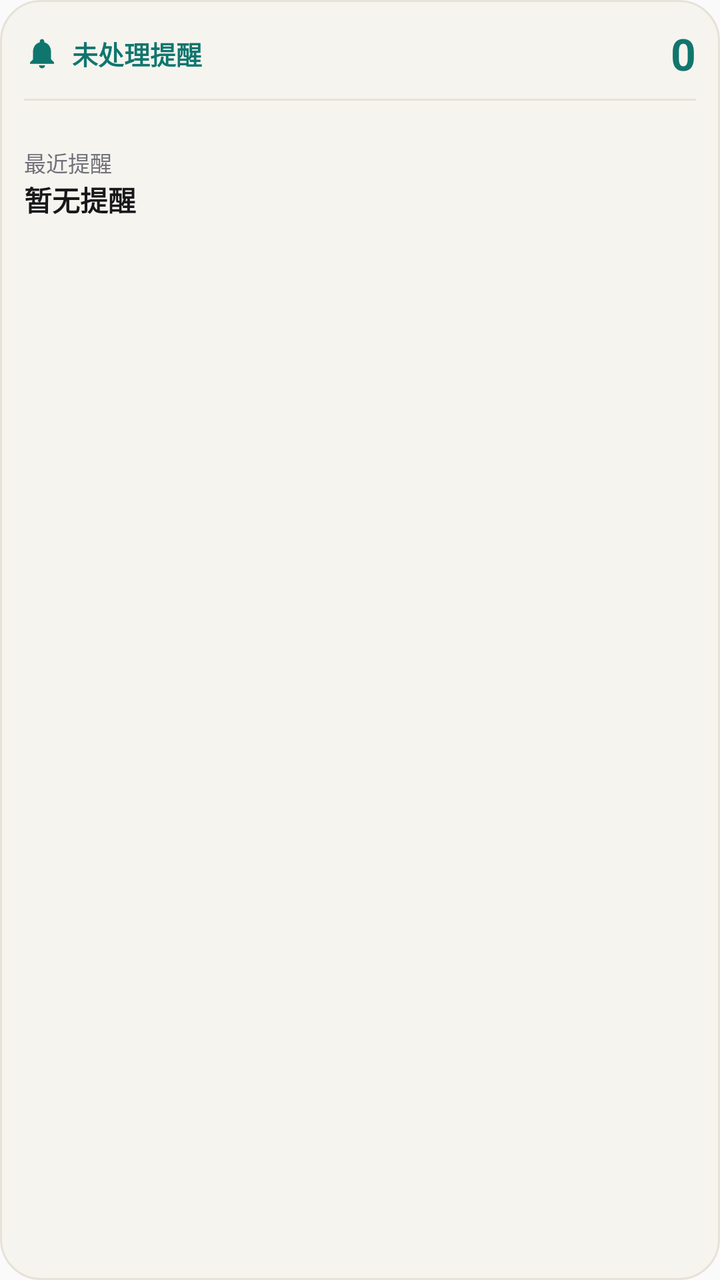
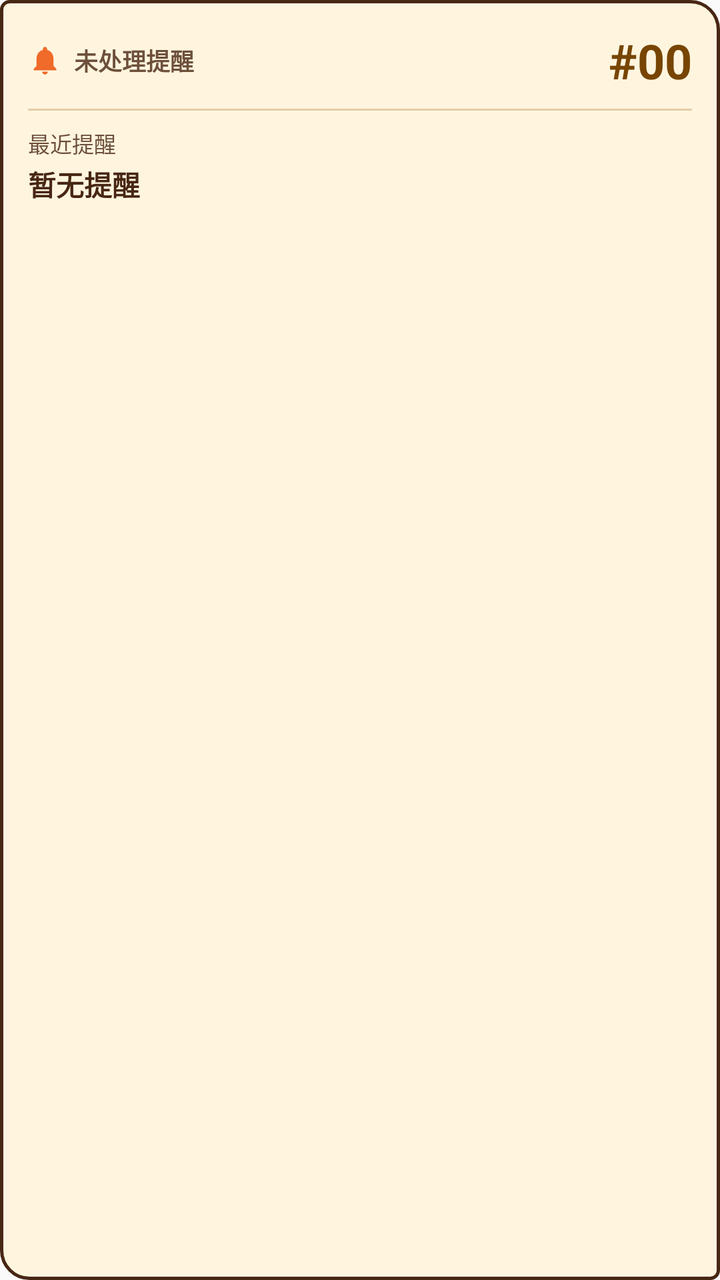

Compare the two renders of this Android layout. The source of the first and the diff that turns it into the second are given below.
<!-- AndroidManifest.xml: application theme Theme.ReminderApp -->
<!-- res/layout/widget_reminder.xml -->
<?xml version="1.0" encoding="utf-8"?>
<LinearLayout xmlns:android="http://schemas.android.com/apk/res/android"
    android:id="@+id/widget_root"
    android:layout_width="match_parent"
    android:layout_height="match_parent"
    android:orientation="vertical"
    android:background="@drawable/widget_bg"
    android:padding="12dp">

    <LinearLayout
        android:layout_width="match_parent"
        android:layout_height="wrap_content"
        android:orientation="horizontal"
        android:gravity="center_vertical">

        <ImageView
            android:id="@+id/widget_icon"
            android:layout_width="18dp"
            android:layout_height="18dp"
            android:src="@drawable/ic_widget_bell"
            android:contentDescription="@null" />

        <TextView
            android:id="@+id/widget_unhandled_title"
            android:layout_width="0dp"
            android:layout_height="wrap_content"
            android:layout_weight="1"
            android:layout_marginStart="6dp"
            android:text="@string/widget_unhandled_title"
            android:textColor="@color/widget_primary"
            android:textSize="13sp"
            android:textStyle="bold" />

        <TextView
            android:id="@+id/widget_unhandled_count"
            android:layout_width="wrap_content"
            android:layout_height="wrap_content"
            android:text="0"
            android:textColor="@color/widget_primary"
            android:textSize="22sp"
            android:textStyle="bold" />
    </LinearLayout>

    
    <ImageView
        android:layout_width="match_parent"
        android:layout_height="1dp"
        android:layout_marginTop="8dp"
        android:layout_marginBottom="8dp"
        android:background="@color/widget_divider"
        android:contentDescription="@null" />

    
    <TextView
        android:id="@+id/widget_lunar"
        android:layout_width="wrap_content"
        android:layout_height="wrap_content"
        android:text=""
        android:textColor="@color/widget_lunar_text"
        android:textSize="11sp" />

    <TextView
        android:id="@+id/widget_next_label"
        android:layout_width="wrap_content"
        android:layout_height="wrap_content"
        android:text="@string/widget_next_label"
        android:textColor="@color/widget_text_secondary"
        android:textSize="11sp" />

    <TextView
        android:id="@+id/widget_next_title"
        android:layout_width="match_parent"
        android:layout_height="wrap_content"
        android:maxLines="1"
        android:ellipsize="end"
        android:text="@string/no_reminders"
        android:textColor="@color/widget_text_primary"
        android:textSize="14sp"
        android:textStyle="bold" />

    <LinearLayout
        android:layout_width="match_parent"
        android:layout_height="wrap_content"
        android:orientation="horizontal"
        android:gravity="center_vertical">

        <TextView
            android:id="@+id/widget_next_time"
            android:layout_width="0dp"
            android:layout_height="wrap_content"
            android:layout_weight="1"
            android:text=""
            android:textColor="@color/widget_text_secondary"
            android:textSize="11sp" />

        
        <TextView
            android:id="@+id/widget_complete_btn"
            android:layout_width="wrap_content"
            android:layout_height="wrap_content"
            android:paddingHorizontal="10dp"
            android:paddingVertical="4dp"
            android:text="@string/confirm_done"
            android:textColor="@color/widget_on_primary"
            android:textSize="11sp"
            android:textStyle="bold"
            android:background="@drawable/widget_complete_bg"
            android:visibility="gone" />

        
        <TextView
            android:id="@+id/widget_snooze_btn"
            android:layout_width="wrap_content"
            android:layout_height="wrap_content"
            android:layout_marginStart="6dp"
            android:paddingHorizontal="10dp"
            android:paddingVertical="4dp"
            android:text="@string/snooze"
            android:textColor="@color/widget_snooze_text"
            android:textSize="11sp"
            android:textStyle="bold"
            android:background="@drawable/widget_snooze_bg"
            android:visibility="gone" />
    </LinearLayout>

</LinearLayout>
<!-- resources referenced by this layout -->
<resources>
  <color name="widget_divider">#FFE7E2D8</color>
  <color name="widget_lunar_text">#FF0F766E</color>
  <color name="widget_on_primary">#FFFFFFFF</color>
  <color name="widget_primary">#FF0F766E</color>
  <color name="widget_snooze_text">#FF18181B</color>
  <color name="widget_text_primary">#FF18181B</color>
  <color name="widget_text_secondary">#FF71717A</color>
  <!-- drawable ic_widget_bell (drawable) -->
  <?xml version="1.0" encoding="utf-8"?>
  <vector xmlns:android="http://schemas.android.com/apk/res/android"
      android:width="24dp"
      android:height="24dp"
      android:viewportWidth="24"
      android:viewportHeight="24">
      <path
          android:fillColor="@color/widget_primary"
          android:pathData="M12,22c1.1,0 2,-0.9 2,-2h-4c0,1.1 0.9,2 2,2zM18,16v-5c0,-3.07 -1.63,-5.64 -4.5,-6.32V4c0,-0.83 -0.67,-1.5 -1.5,-1.5s-1.5,0.67 -1.5,1.5v0.68C7.64,5.36 6,7.92 6,11v5l-2,2v1h16v-1l-2,-2z" />
  </vector>
  <!-- drawable widget_bg (drawable) -->
  <?xml version="1.0" encoding="utf-8"?>
  <shape xmlns:android="http://schemas.android.com/apk/res/android"
      android:shape="rectangle">
      <solid android:color="@color/widget_bg" />
      <corners android:radius="20dp" />
      <stroke
          android:width="1dp"
          android:color="@color/widget_stroke" />
  </shape>
  <!-- drawable widget_complete_bg (drawable) -->
  <?xml version="1.0" encoding="utf-8"?>
  <shape xmlns:android="http://schemas.android.com/apk/res/android"
      android:shape="rectangle">
      <solid android:color="@color/widget_primary" />
      <corners android:radius="999dp" />
  </shape>
  <!-- drawable widget_snooze_bg (drawable) -->
  <?xml version="1.0" encoding="utf-8"?>
  <shape xmlns:android="http://schemas.android.com/apk/res/android"
      android:shape="rectangle">
      <solid android:color="@color/widget_snooze_bg" />
      <corners android:radius="999dp" />
  </shape>
  <string name="confirm_done">确认</string>
  <string name="no_reminders">暂无提醒</string>
  <string name="snooze">稍后</string>
  <string name="widget_next_label">最近提醒</string>
  <string name="widget_unhandled_title">未处理提醒</string>
  <style name="Theme.ReminderApp" parent="android:Theme.Material.Light.NoActionBar">
          <item name="android:statusBarColor">@color/app_background</item>
          <item name="android:navigationBarColor">@color/app_background</item>
          <item name="android:windowLightStatusBar">true</item>
      </style>
  <color name="widget_bg">#FFF6F4EF</color>
  <color name="widget_stroke">#FFE7E2D8</color>
  <color name="widget_snooze_bg">#FFE7E2D8</color>
  <color name="app_background">#FFF6F4EF</color>
</resources>

<!-- the commit's change to res/layout/widget_reminder.xml (unified diff, before → after) -->
@@ -5,7 +5,7 @@
     android:layout_height="match_parent"
     android:orientation="vertical"
     android:background="@drawable/widget_bg"
-    android:padding="12dp">
+    android:padding="14dp">
 
     <LinearLayout
         android:layout_width="match_parent"
@@ -15,8 +15,8 @@
 
         <ImageView
             android:id="@+id/widget_icon"
-            android:layout_width="18dp"
-            android:layout_height="18dp"
+            android:layout_width="17dp"
+            android:layout_height="17dp"
             android:src="@drawable/ic_widget_bell"
             android:contentDescription="@null" />
 
@@ -27,17 +27,17 @@
             android:layout_weight="1"
             android:layout_marginStart="6dp"
             android:text="@string/widget_unhandled_title"
-            android:textColor="@color/widget_primary"
-            android:textSize="13sp"
+            android:textColor="@color/widget_text_secondary"
+            android:textSize="12sp"
             android:textStyle="bold" />
 
         <TextView
             android:id="@+id/widget_unhandled_count"
             android:layout_width="wrap_content"
             android:layout_height="wrap_content"
-            android:text="0"
-            android:textColor="@color/widget_primary"
-            android:textSize="22sp"
+            android:text="#00"
+            android:textColor="@color/widget_hero_count"
+            android:textSize="24sp"
             android:textStyle="bold" />
     </LinearLayout>
 
@@ -50,27 +50,35 @@
         android:background="@color/widget_divider"
         android:contentDescription="@null" />
 
-    
-    <TextView
-        android:id="@+id/widget_lunar"
-        android:layout_width="wrap_content"
+    <LinearLayout
+        android:layout_width="match_parent"
         android:layout_height="wrap_content"
-        android:text=""
-        android:textColor="@color/widget_lunar_text"
-        android:textSize="11sp" />
+        android:orientation="horizontal"
+        android:gravity="center_vertical">
 
-    <TextView
-        android:id="@+id/widget_next_label"
-        android:layout_width="wrap_content"
-        android:layout_height="wrap_content"
-        android:text="@string/widget_next_label"
-        android:textColor="@color/widget_text_secondary"
-        android:textSize="11sp" />
+        <TextView
+            android:id="@+id/widget_next_label"
+            android:layout_width="0dp"
+            android:layout_height="wrap_content"
+            android:layout_weight="1"
+            android:text="@string/widget_next_label"
+            android:textColor="@color/widget_text_secondary"
+            android:textSize="11sp" />
+
+        <TextView
+            android:id="@+id/widget_lunar"
+            android:layout_width="wrap_content"
+            android:layout_height="wrap_content"
+            android:text=""
+            android:textColor="@color/widget_lunar_text"
+            android:textSize="11sp" />
+    </LinearLayout>
 
     <TextView
         android:id="@+id/widget_next_title"
         android:layout_width="match_parent"
         android:layout_height="wrap_content"
+        android:layout_marginTop="2dp"
         android:maxLines="1"
         android:ellipsize="end"
         android:text="@string/no_reminders"
@@ -81,6 +89,7 @@
     <LinearLayout
         android:layout_width="match_parent"
         android:layout_height="wrap_content"
+        android:layout_marginTop="4dp"
         android:orientation="horizontal"
         android:gravity="center_vertical">
 
@@ -93,12 +102,25 @@
             android:textColor="@color/widget_text_secondary"
             android:textSize="11sp" />
 
-        
+        <TextView
+            android:id="@+id/widget_snooze_btn"
+            android:layout_width="wrap_content"
+            android:layout_height="wrap_content"
+            android:paddingHorizontal="9dp"
+            android:paddingVertical="4dp"
+            android:text="@string/snooze"
+            android:textColor="@color/widget_snooze_text"
+            android:textSize="11sp"
+            android:textStyle="bold"
+            android:background="@drawable/widget_snooze_bg"
+            android:visibility="gone" />
+
         <TextView
             android:id="@+id/widget_complete_btn"
             android:layout_width="wrap_content"
             android:layout_height="wrap_content"
-            android:paddingHorizontal="10dp"
+            android:layout_marginStart="6dp"
+            android:paddingHorizontal="11dp"
             android:paddingVertical="4dp"
             android:text="@string/confirm_done"
             android:textColor="@color/widget_on_primary"
@@ -106,21 +128,6 @@
             android:textStyle="bold"
             android:background="@drawable/widget_complete_bg"
             android:visibility="gone" />
-
-        
-        <TextView
-            android:id="@+id/widget_snooze_btn"
-            android:layout_width="wrap_content"
-            android:layout_height="wrap_content"
-            android:layout_marginStart="6dp"
-            android:paddingHorizontal="10dp"
-            android:paddingVertical="4dp"
-            android:text="@string/snooze"
-            android:textColor="@color/widget_snooze_text"
-            android:textSize="11sp"
-            android:textStyle="bold"
-            android:background="@drawable/widget_snooze_bg"
-            android:visibility="gone" />
     </LinearLayout>
 
 </LinearLayout>
<!-- resource entries referenced after the edit -->
@@ -1,12 +1,13 @@
 <!-- resources referenced by this layout -->
 <resources>
-  <color name="widget_divider">#FFE7E2D8</color>
-  <color name="widget_lunar_text">#FF0F766E</color>
-  <color name="widget_on_primary">#FFFFFFFF</color>
-  <color name="widget_primary">#FF0F766E</color>
-  <color name="widget_snooze_text">#FF18181B</color>
-  <color name="widget_text_primary">#FF18181B</color>
-  <color name="widget_text_secondary">#FF71717A</color>
+  <color name="widget_divider">#FFE5CCA9</color>
+  <color name="widget_hero_count">#FF774501</color>
+  <color name="widget_lunar_text">#FF6D503B</color>
+  <color name="widget_on_primary">#FF27140B</color>
+  <color name="widget_primary">#FFF06A29</color>
+  <color name="widget_snooze_text">#FF472714</color>
+  <color name="widget_text_primary">#FF472714</color>
+  <color name="widget_text_secondary">#FF6D503B</color>
   <!-- drawable ic_widget_bell (drawable) -->
   <?xml version="1.0" encoding="utf-8"?>
   <vector xmlns:android="http://schemas.android.com/apk/res/android"
@@ -23,9 +24,13 @@
   <shape xmlns:android="http://schemas.android.com/apk/res/android"
       android:shape="rectangle">
       <solid android:color="@color/widget_bg" />
-      <corners android:radius="20dp" />
+      <corners
+          android:topLeftRadius="4dp"
+          android:topRightRadius="14dp"
+          android:bottomRightRadius="4dp"
+          android:bottomLeftRadius="14dp" />
       <stroke
-          android:width="1dp"
+          android:width="1.5dp"
           android:color="@color/widget_stroke" />
   </shape>
   <!-- drawable widget_complete_bg (drawable) -->
@@ -33,14 +38,24 @@
   <shape xmlns:android="http://schemas.android.com/apk/res/android"
       android:shape="rectangle">
       <solid android:color="@color/widget_primary" />
-      <corners android:radius="999dp" />
+      <corners
+          android:topLeftRadius="3dp"
+          android:topRightRadius="8dp"
+          android:bottomRightRadius="3dp"
+          android:bottomLeftRadius="8dp" />
+      <stroke
+          android:width="1.2dp"
+          android:color="@color/widget_stroke" />
   </shape>
   <!-- drawable widget_snooze_bg (drawable) -->
   <?xml version="1.0" encoding="utf-8"?>
   <shape xmlns:android="http://schemas.android.com/apk/res/android"
       android:shape="rectangle">
       <solid android:color="@color/widget_snooze_bg" />
-      <corners android:radius="999dp" />
+      <corners android:radius="6dp" />
+      <stroke
+          android:width="1dp"
+          android:color="@color/widget_divider" />
   </shape>
   <string name="confirm_done">确认</string>
   <string name="no_reminders">暂无提醒</string>
@@ -52,9 +67,9 @@
           <item name="android:navigationBarColor">@color/app_background</item>
           <item name="android:windowLightStatusBar">true</item>
       </style>
-  <color name="widget_bg">#FFF6F4EF</color>
-  <color name="widget_stroke">#FFE7E2D8</color>
-  <color name="widget_snooze_bg">#FFE7E2D8</color>
-  <color name="app_background">#FFF6F4EF</color>
+  <color name="widget_bg">#FFFFF5DF</color>
+  <color name="widget_stroke">#FF472714</color>
+  <color name="widget_snooze_bg">#FFF6E5C8</color>
+  <color name="app_background">#FFF6E5C8</color>
 </resources>
 
